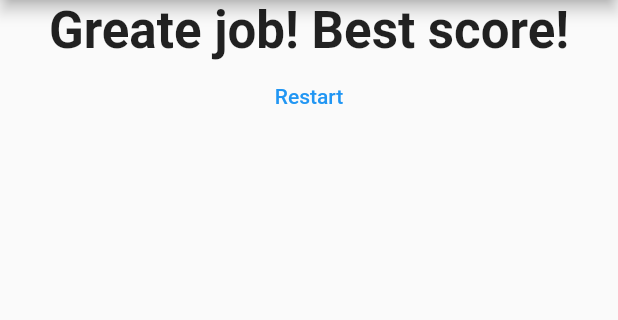
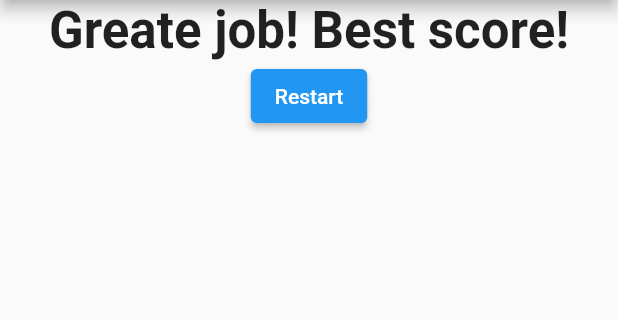
Before and after one commit to NikolaMag99/FlutterQuizApp, a Flutter app: the screen it shows after launch, after a tap on "Djokovic", after a tap on "2008", after a tap on "Federer", on a phone screen of 412 x 824 dp, the part 84-404 px from its top. Run offline on Flutter 3.47's test engine with Material 2 defaults, Android fonts, the phone set to English and light mode, and no system bars.

Commit message:
Zavrsena app

```diff
--- a/lib/result.dart
+++ b/lib/result.dart
@@ -28,11 +28,9 @@ class Result extends StatelessWidget {
             style: TextStyle(fontSize: 34, fontWeight: FontWeight.bold),
             textAlign: TextAlign.center,
           ),
-          // ignore: deprecated_member_use
-          FlatButton(
+          ElevatedButton(
             onPressed: resetHandler,
             child: Text('Restart'),
-            textColor: Colors.blue,
           )
         ],
       ),
```
